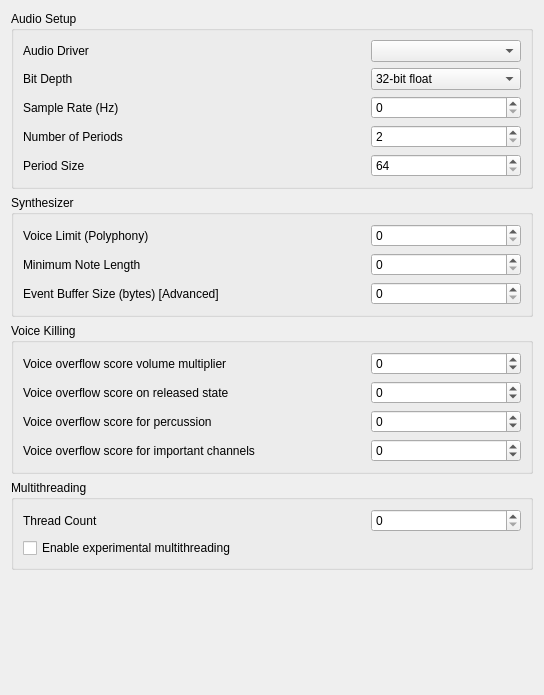
The window that OmniMIDIConfigurator/src/fluidsettings.ui (KeppySoftware/OmniMIDIv2) describes before a commit, drawn with Qt 5.
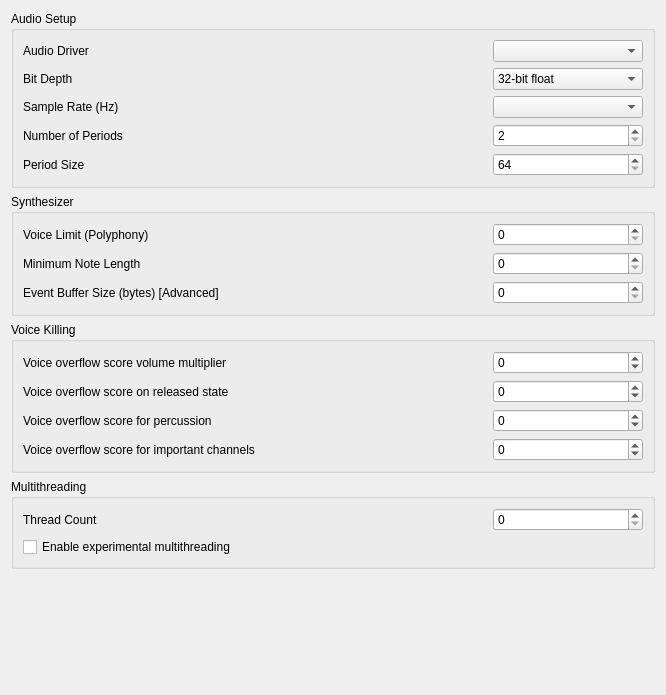
The same window after the commit. Icons and pictures are not drawn. Custom widgets are drawn as their Qt base class.

Diff of the .ui file:
```diff
--- a/OmniMIDIConfigurator/src/fluidsettings.ui
+++ b/OmniMIDIConfigurator/src/fluidsettings.ui
@@ -6,7 +6,7 @@
    <rect>
     <x>0</x>
     <y>0</y>
-    <width>544</width>
+    <width>666</width>
     <height>695</height>
    </rect>
   </property>
@@ -76,15 +76,14 @@
         </property>
        </widget>
       </item>
-      <item row="4" column="1">
-       <widget class="QSpinBox" name="sampleRate">
-        <property name="maximum">
-         <number>999999999</number>
-        </property>
-       </widget>
-      </item>
       <item row="5" column="1">
        <widget class="QSpinBox" name="periods">
+        <property name="minimumSize">
+         <size>
+          <width>150</width>
+          <height>0</height>
+         </size>
+        </property>
         <property name="toolTip">
          <string/>
         </property>
@@ -98,6 +97,12 @@
       </item>
       <item row="4" column="0">
        <widget class="QLabel" name="label_5">
+        <property name="sizePolicy">
+         <sizepolicy hsizetype="MinimumExpanding" vsizetype="Preferred">
+          <horstretch>0</horstretch>
+          <verstretch>0</verstretch>
+         </sizepolicy>
+        </property>
         <property name="text">
          <string>Sample Rate (Hz)</string>
         </property>
@@ -204,6 +209,16 @@
         </layout>
        </widget>
       </item>
+      <item row="4" column="1">
+       <widget class="SampleRateSelector" name="sampleRate">
+        <property name="minimumSize">
+         <size>
+          <width>150</width>
+          <height>0</height>
+         </size>
+        </property>
+       </widget>
+      </item>
      </layout>
     </widget>
    </item>
@@ -625,6 +640,13 @@
    </item>
   </layout>
  </widget>
+ <customwidgets>
+  <customwidget>
+   <class>SampleRateSelector</class>
+   <extends>QComboBox</extends>
+   <header location="global">../../../../../src/custom-widgets/samplerateselector.h</header>
+  </customwidget>
+ </customwidgets>
  <resources/>
  <connections/>
 </ui>
```
Left out of the diff: 14 changed lines with no effect on the pictures.
